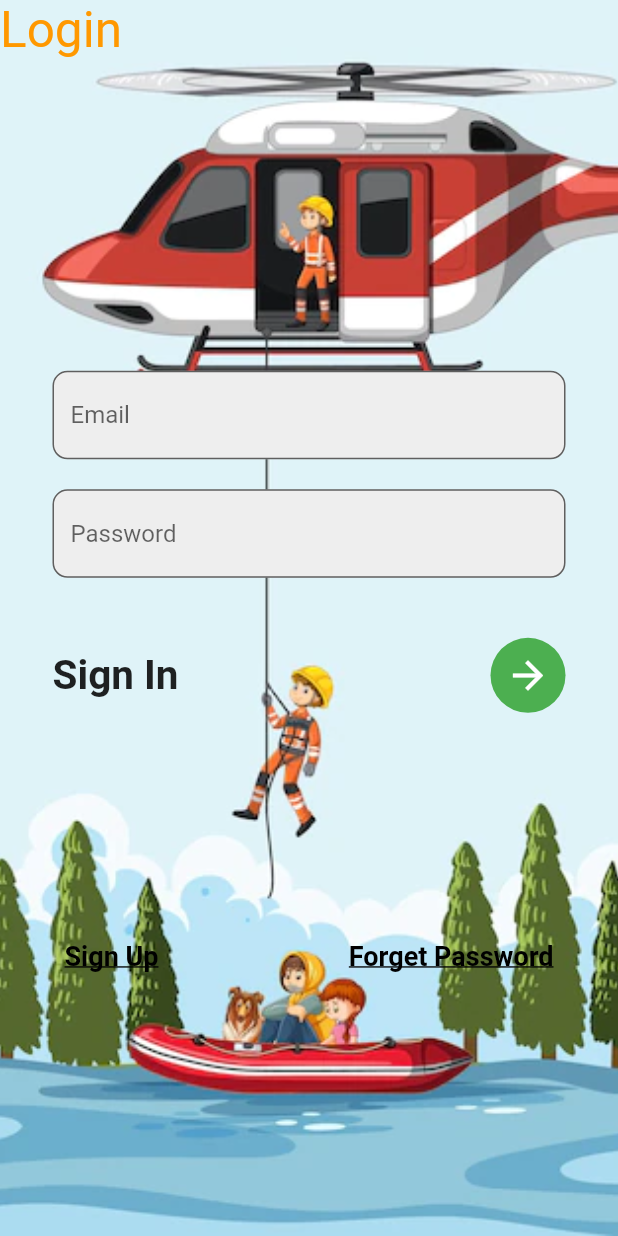
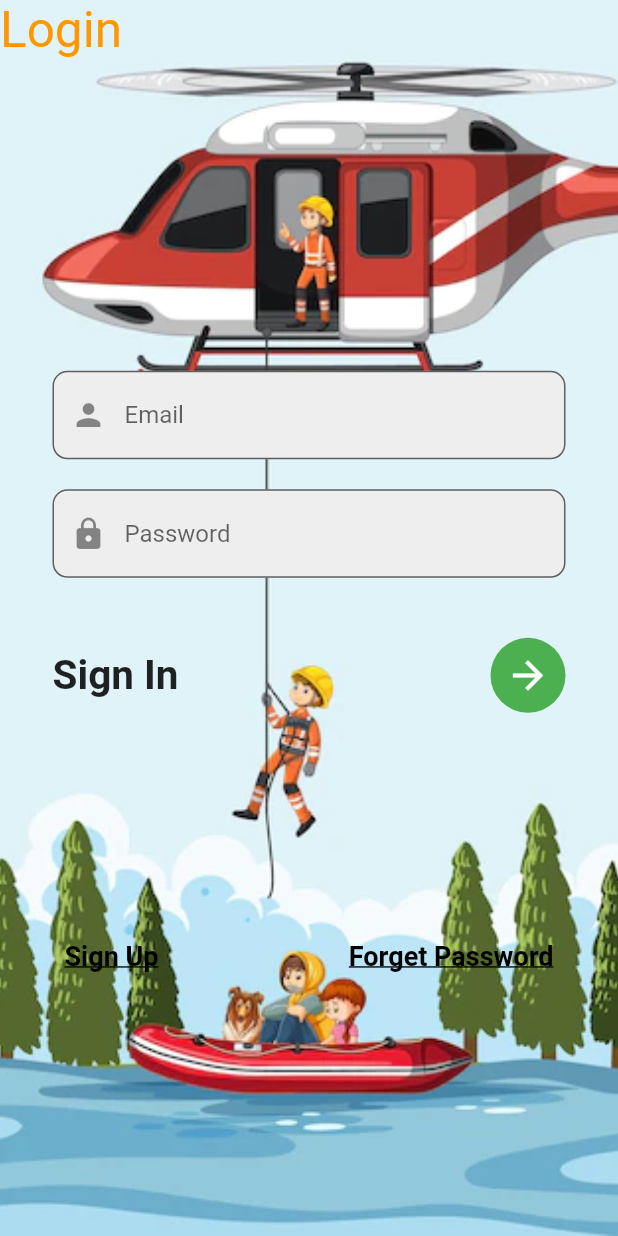
Before and after one commit to MughalAwais/RescueApp, a Flutter app: the screen it shows after launch, on a phone screen of 412 x 824 dp. Run offline on Flutter 3.47's test engine with Material 2 defaults, Android fonts, the phone set to English and light mode, and no system bars.

```diff
--- a/lib/login.dart
+++ b/lib/login.dart
@@ -36,9 +36,11 @@ class _MyLoginState extends State<MyLogin> {
                     decoration: InputDecoration(
                       fillColor: Colors.grey.shade200,
                       filled: true,
+                      prefixIcon: Icon(Icons.person),
                       hintText: 'Email',
                       border: OutlineInputBorder(
-                        borderRadius: BorderRadius.circular(10)
+                        borderRadius: BorderRadius.circular(10),
+                        borderSide: BorderSide(color: Colors.blue)
                       )
                     ),
                   ),
@@ -50,6 +52,7 @@ class _MyLoginState extends State<MyLogin> {
                     decoration: InputDecoration(
                         fillColor: Colors.grey.shade200,
                         filled: true,
+                        prefixIcon: Icon(Icons.lock),
                         hintText: 'Password',
                         border: OutlineInputBorder(
                             borderRadius: BorderRadius.circular(10)
--- a/lib/main.dart
+++ b/lib/main.dart
@@ -10,7 +10,7 @@ void main() {
     initialRoute: 'login', // 1st goes to login page
     routes: {
       'login': (context) => MyLogin(),//class name in which login page is set
-      'register': (context) => MyRegister()
+      'register': (context) => MyRegister(),
     },
   ));
 }
```
Also changed, not shown: lib/register.dart (line endings or trailing spaces).
